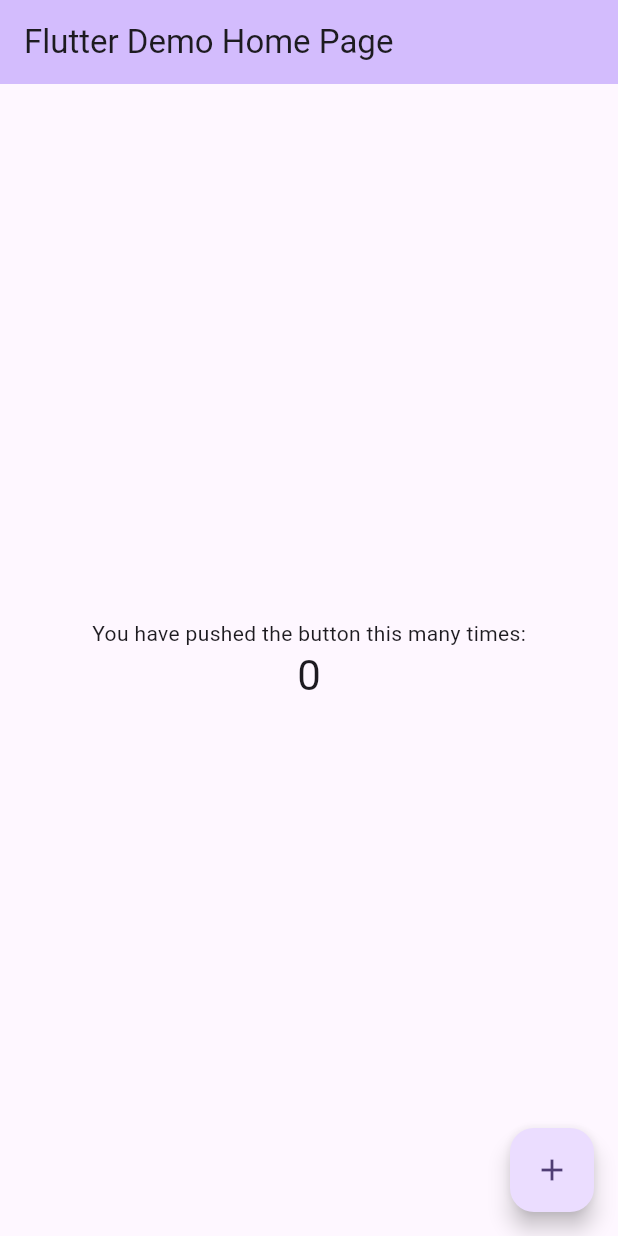
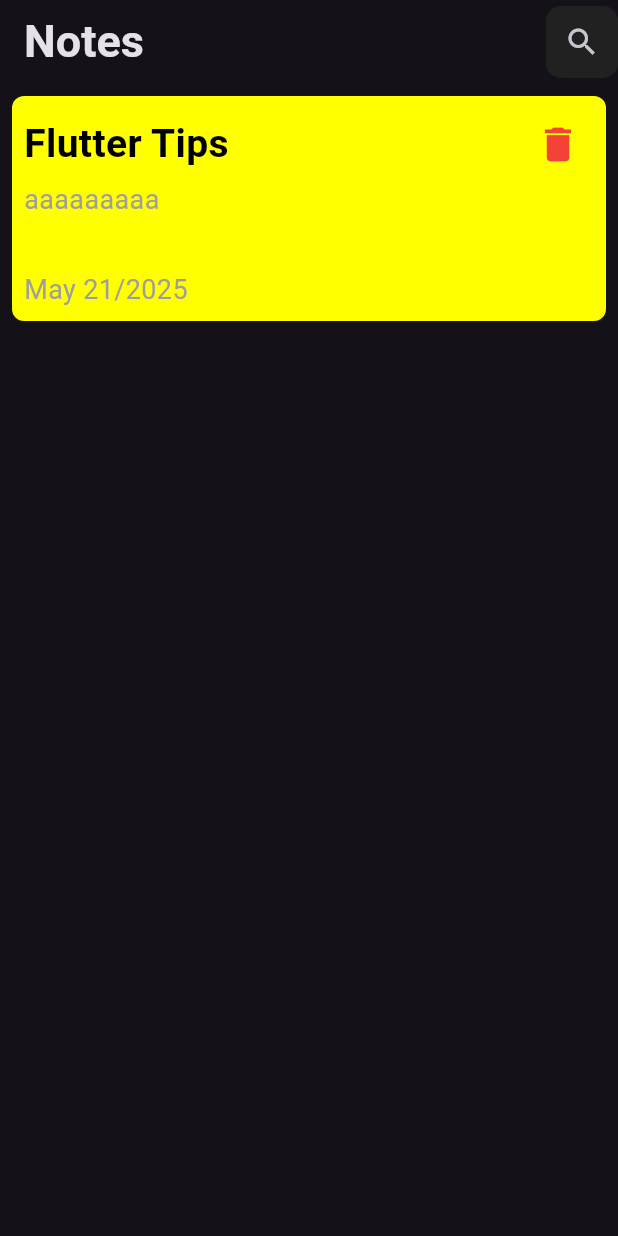
Before and after one commit to AbdelrahmanSiam/note_app, a Flutter app: the screen it shows after launch, on a phone screen of 412 x 824 dp. Run offline on Flutter 3.47's test engine with Material 3 defaults, Android fonts, the phone set to English and light mode, and no system bars.

Commit message:
create App bar and note app UI

```diff
--- a/lib/main.dart
+++ b/lib/main.dart
@@ -1,125 +1,18 @@
 import 'package:flutter/material.dart';
+import 'package:note_app/views/notes_view.dart';
 
 void main() {
-  runApp(const MyApp());
+  runApp(const NotesApp());
 }
 
-class MyApp extends StatelessWidget {
-  const MyApp({super.key});
-
-  // This widget is the root of your application.
+class NotesApp extends StatelessWidget {
+  const NotesApp({super.key});
   @override
   Widget build(BuildContext context) {
     return MaterialApp(
-      title: 'Flutter Demo',
-      theme: ThemeData(
-        // This is the theme of your application.
-        //
-        // TRY THIS: Try running your application with "flutter run". You'll see
-        // the application has a purple toolbar. Then, without quitting the app,
-        // try changing the seedColor in the colorScheme below to Colors.green
-        // and then invoke "hot reload" (save your changes or press the "hot
-        // reload" button in a Flutter-supported IDE, or press "r" if you used
-        // the command line to start the app).
-        //
-        // Notice that the counter didn't reset back to zero; the application
-        // state is not lost during the reload. To reset the state, use hot
-        // restart instead.
-        //
-        // This works for code too, not just values: Most code changes can be
-        // tested with just a hot reload.
-        colorScheme: ColorScheme.fromSeed(seedColor: Colors.deepPurple),
-        useMaterial3: true,
-      ),
-      home: const MyHomePage(title: 'Flutter Demo Home Page'),
+      debugShowCheckedModeBanner: false,
+      theme: ThemeData.dark(),
+      home: NotesView(),
     );
   }
 }
-
-class MyHomePage extends StatefulWidget {
-  const MyHomePage({super.key, required this.title});
-
-  // This widget is the home page of your application. It is stateful, meaning
-  // that it has a State object (defined below) that contains fields that affect
-  // how it looks.
-
-  // This class is the configuration for the state. It holds the values (in this
-  // case the title) provided by the parent (in this case the App widget) and
-  // used by the build method of the State. Fields in a Widget subclass are
-  // always marked "final".
-
-  final String title;
-
-  @override
-  State<MyHomePage> createState() => _MyHomePageState();
-}
-
-class _MyHomePageState extends State<MyHomePage> {
-  int _counter = 0;
-
-  void _incrementCounter() {
-    setState(() {
-      // This call to setState tells the Flutter framework that something has
-      // changed in this State, which causes it to rerun the build method below
-      // so that the display can reflect the updated values. If we changed
-      // _counter without calling setState(), then the build method would not be
-      // called again, and so nothing would appear to happen.
-      _counter++;
-    });
-  }
-
-  @override
-  Widget build(BuildContext context) {
-    // This method is rerun every time setState is called, for instance as done
-    // by the _incrementCounter method above.
-    //
-    // The Flutter framework has been optimized to make rerunning build methods
-    // fast, so that you can just rebuild anything that needs updating rather
-    // than having to individually change instances of widgets.
-    return Scaffold(
-      appBar: AppBar(
-        // TRY THIS: Try changing the color here to a specific color (to
-        // Colors.amber, perhaps?) and trigger a hot reload to see the AppBar
-        // change color while the other colors stay the same.
-        backgroundColor: Theme.of(context).colorScheme.inversePrimary,
-        // Here we take the value from the MyHomePage object that was created by
-        // the App.build method, and use it to set our appbar title.
-        title: Text(widget.title),
-      ),
-      body: Center(
-        // Center is a layout widget. It takes a single child and positions it
-        // in the middle of the parent.
-        child: Column(
-          // Column is also a layout widget. It takes a list of children and
-          // arranges them vertically. By default, it sizes itself to fit its
-          // children horizontally, and tries to be as tall as its parent.
-          //
-          // Column has various properties to control how it sizes itself and
-          // how it positions its children. Here we use mainAxisAlignment to
-          // center the children vertically; the main axis here is the vertical
-          // axis because Columns are vertical (the cross axis would be
-          // horizontal).
-          //
-          // TRY THIS: Invoke "debug painting" (choose the "Toggle Debug Paint"
-          // action in the IDE, or press "p" in the console), to see the
-          // wireframe for each widget.
-          mainAxisAlignment: MainAxisAlignment.center,
-          children: <Widget>[
-            const Text(
-              'You have pushed the button this many times:',
-            ),
-            Text(
-              '$_counter',
-              style: Theme.of(context).textTheme.headlineMedium,
-            ),
-          ],
-        ),
-      ),
-      floatingActionButton: FloatingActionButton(
-        onPressed: _incrementCounter,
-        tooltip: 'Increment',
-        child: const Icon(Icons.add),
-      ), // This trailing comma makes auto-formatting nicer for build methods.
-    );
-  }
-}
--- /dev/null
+++ b/lib/views/notes_view.dart
@@ -0,0 +1,42 @@
+import 'package:flutter/material.dart';
+import 'package:note_app/widgets/custom_note_card.dart';
+
+class NotesView extends StatelessWidget {
+  const NotesView({super.key});
+
+  @override
+  Widget build(BuildContext context) {
+    return Scaffold(
+      appBar: AppBar(
+        title: Text(
+          "Notes",
+          style: TextStyle(fontWeight: FontWeight.bold, fontSize: 30),
+        ),
+        actions: [
+          Container(
+            decoration: BoxDecoration(
+              color: Colors.grey.shade900,
+              borderRadius: BorderRadius.circular(10),
+            ),
+            child: IconButton(
+              onPressed: () {},
+              icon: Icon(Icons.search),
+            ),
+          ),
+        ],
+      ),
+      body: Padding(
+        padding: const EdgeInsets.all(8.0),
+        child: Column(
+          children: [
+            CustomNoteCard(
+              title: 'Flutter Tips',
+              subTitle: 'aaaaaaaaa',
+              cardColor: Colors.yellowAccent,
+            ),
+          ],
+        ),
+      ),
+    );
+  }
+}
--- /dev/null
+++ b/lib/widgets/custom_note_card.dart
@@ -0,0 +1,61 @@
+import 'package:flutter/material.dart';
+
+class CustomNoteCard extends StatelessWidget {
+  const CustomNoteCard({
+    super.key,
+    required this.title,
+    required this.subTitle,
+    required this.cardColor,
+  });
+  final String title;
+  final String subTitle;
+  final Color cardColor;
+  @override
+  Widget build(BuildContext context) {
+    return Container(
+      height: 150,
+      width: double.infinity,
+      decoration: BoxDecoration(
+        color: cardColor,
+        borderRadius: BorderRadius.circular(8),
+      ),
+      child: Padding(
+        padding: const EdgeInsets.all(8.0),
+        child: Column(
+          crossAxisAlignment: CrossAxisAlignment.start,
+          children: [
+            Row(
+              children: [
+                Text(
+                  title,
+                  style: TextStyle(
+                      fontWeight: FontWeight.bold,
+                      fontSize: 26,
+                      color: Colors.black),
+                ),
+                Spacer(),
+                IconButton(
+                  onPressed: () {},
+                  icon: Icon(
+                    Icons.delete,
+                    size: 30,
+                    color: Colors.red,
+                  ),
+                ),
+              ],
+            ),
+            Text(
+              subTitle,
+              style: TextStyle(fontSize: 18, color: Colors.grey),
+            ),
+            Spacer(),
+            Text(
+              "May 21/2025",
+              style: TextStyle(fontSize: 18, color: Colors.grey),
+            ),
+          ],
+        ),
+      ),
+    );
+  }
+}
```
Also changed, not shown: 1 other file.
